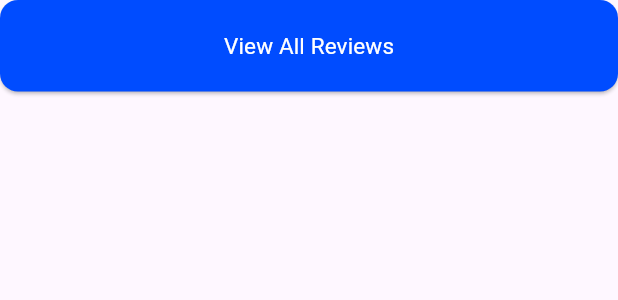
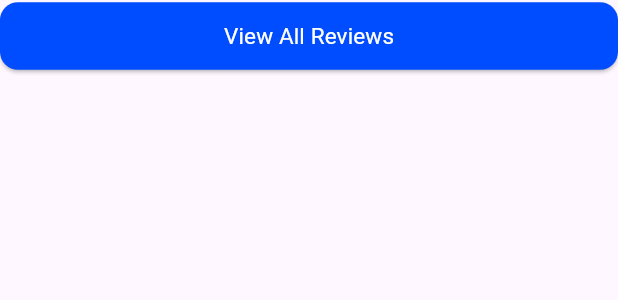
Before and after one commit to ADEDANCE/shoppe_app, a Flutter app: the ButtonWidget widget shown alone on an empty page, opened directly, on a phone screen of 412 x 824 dp. Shown: the top 300 px of the screen. Run offline on Flutter 3.47's test engine with Material 3 defaults, Android fonts, the phone set to English and light mode, and no system bars; our stand-ins replace carousel_slider, flutter_custom_clippers, flutter_screenutil; missing offline and left inert: flutter_intl_phone_field.

Commit message:
Refractor(make the button width and height flexible )

```diff
--- a/lib/screens/common_widgets/button_widget.dart
+++ b/lib/screens/common_widgets/button_widget.dart
@@ -4,11 +4,15 @@ class ButtonWidget extends StatelessWidget {
   final String text;
   final VoidCallback onPressed;
   final Color color;
+  final double width;
+  final double height;
   const ButtonWidget({
     super.key,
     required this.text,
     required this.onPressed,
     required this.color,
+    required this.height,
+    required this.width,
   });
 
   @override
@@ -17,7 +21,7 @@ class ButtonWidget extends StatelessWidget {
       onPressed: onPressed,
       style: ElevatedButton.styleFrom(
         backgroundColor: color,
-        minimumSize: Size(double.infinity, 61),
+        minimumSize: Size(width, height),
         shape: RoundedRectangleBorder(borderRadius: BorderRadius.circular(12)),
       ),
       child: Text(
--- a/lib/screens/onbarding/forgetpassword_screen.dart
+++ b/lib/screens/onbarding/forgetpassword_screen.dart
@@ -137,6 +137,8 @@ class _ForgetpasswordScreenState extends State<ForgetpasswordScreen> {
             Padding(
               padding: EdgeInsets.all(16),
               child: ButtonWidget(
+                width: double.infinity,
+                height: 61,
                 text: 'Next',
                 color: Color(0xFF004CFF),
                 onPressed: () {
--- a/lib/screens/onbarding/login_screen.dart
+++ b/lib/screens/onbarding/login_screen.dart
@@ -88,6 +88,8 @@ class _LoginScreenState extends State<LoginScreen> {
 
                 SizedBox(height: 30),
                 ButtonWidget(
+                  width: double.infinity,
+                  height: 61,
                   text: 'Next',
                   color: Color(0xFF004CFF),
                   onPressed: () {
--- a/lib/screens/onbarding/password_screen.dart
+++ b/lib/screens/onbarding/password_screen.dart
@@ -110,6 +110,8 @@ class _PasswordScreenState extends State<PasswordScreen> {
                 SizedBox(height: 150.h),
 
                 ButtonWidget(
+                  width: double.infinity,
+                  height: 61,
                   text: 'Next',
                   color: Color(0xFF004CFF),
                   onPressed: () {
--- a/lib/screens/onbarding/recover_password.dart
+++ b/lib/screens/onbarding/recover_password.dart
@@ -111,6 +111,8 @@ class _RecoverPasswordState extends State<RecoverPassword> {
             Padding(
               padding: EdgeInsets.all(16),
               child: ButtonWidget(
+                width: double.infinity,
+                height: 61,
                 text: 'Send Again',
                 color: Color(0xFFFF5790),
                 onPressed: () {
--- a/lib/screens/onbarding/resetpassword_screen.dart
+++ b/lib/screens/onbarding/resetpassword_screen.dart
@@ -99,6 +99,8 @@ class _ResetpasswordScreenState extends State<ResetpasswordScreen> {
                   ),
                   SizedBox(height: 70.h),
                   ButtonWidget(
+                    width: double.infinity,
+                    height: 61,
                     text: 'Save',
                     color: Color(0xFF004CFF),
                     onPressed: () {
```
